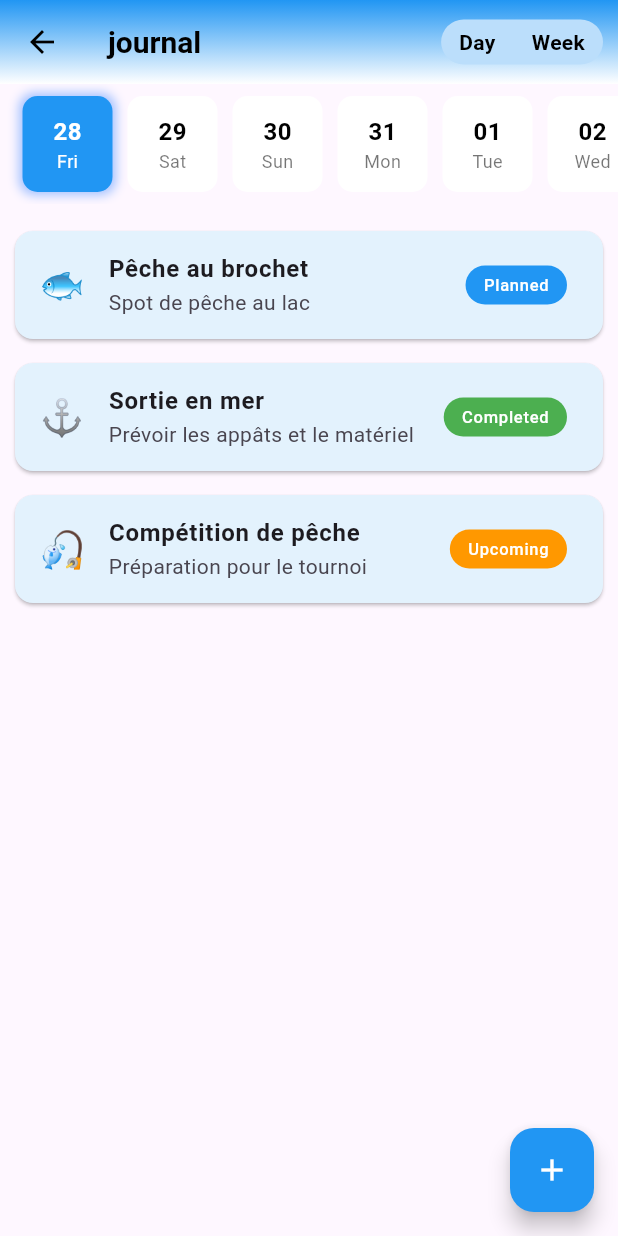
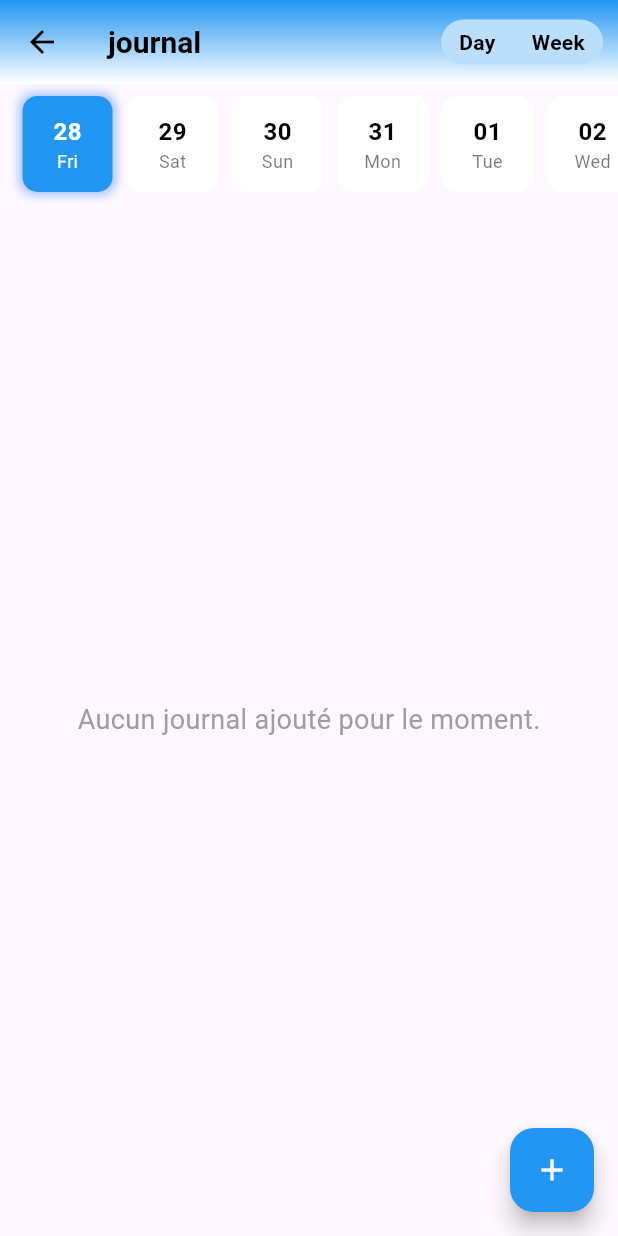
Before and after one commit to azzachater/fish_app, a Flutter app: the DiaryScreen screen opened directly, on a phone screen of 412 x 824 dp. Run offline on Flutter 3.47's test engine with Material 3 defaults, Android fonts, the phone set to English and light mode, and no system bars; our stand-ins replace font_awesome_flutter, get, google_fonts, google_nav_bar, image_picker, logger and 1 more; missing offline and left inert: flutter_osm_plugin.

Commit message:
merge to develop

```diff
--- a/lib/controller/data_selector_controller.dart
+++ b/lib/controller/data_selector_controller.dart
@@ -1,13 +1,39 @@
 import 'package:get/get.dart';
+import 'package:intl/intl.dart';
 
 class DateSelectorController extends GetxController {
-  var selectedIndex = 0.obs;
-  final List<DateTime> dates = List.generate(
-    30,
-    (index) => DateTime.now().add(Duration(days: index)),
-  );
+  RxList<DateTime> dates =
+      List.generate(
+        7,
+        (index) => DateTime.now().add(Duration(days: index)),
+      ).obs;
+  RxInt selectedIndex = 0.obs;
+  RxMap<String, List<Map<String, String>>> journalsByDate =
+      <String, List<Map<String, String>>>{}.obs;
+
+  String get selectedDate =>
+      DateFormat('yyyy-MM-dd').format(dates[selectedIndex.value]);
 
   void selectDate(int index) {
     selectedIndex.value = index;
+    update();
+  }
+
+  void addJournalEntry(String title, String description) {
+    String dateKey = selectedDate;
+    if (!journalsByDate.containsKey(dateKey)) {
+      journalsByDate[dateKey] = [];
+    }
+    journalsByDate[dateKey]!.add({
+      "title": title,
+      "description": description,
+      "status": "Enregistré",
+      "icon": "🐠",
+    });
+    update();
+  }
+
+  List<Map<String, String>> getJournalForSelectedDate() {
+    return journalsByDate[selectedDate] ?? [];
   }
 }
--- a/lib/main.dart
+++ b/lib/main.dart
@@ -38,7 +38,6 @@ import 'package:fish_app/controller/event_controller.dart';
 import 'package:fish_app/controller/favorite_controller.dart';
 import 'package:fish_app/main_screen.dart';
 import 'package:fish_app/screens/event/event_page.dart';
-import 'package:fish_app/screens/map_page.dart';
 import 'package:flutter/material.dart';
 import 'package:get/get.dart';
 
@@ -59,7 +58,7 @@ class MyApp extends StatelessWidget {
     return GetMaterialApp(
       // Remplace MaterialApp par GetMaterialApp
       debugShowCheckedModeBanner: false,
-      home: EventPage(),
+      home: MainScreen(),
     );
   }
 }
--- a/lib/main_screen.dart
+++ b/lib/main_screen.dart
@@ -1,8 +1,8 @@
 import 'package:fish_app/widgets/custom_nav_bar.dart';
 import 'package:flutter/material.dart';
 import 'screens/home_screen.dart';
-import 'screens/market_place.dart';
-import 'screens/diary_screen.dart';
+import 'screens/marketplace/market_place.dart';
+import 'screens/journal/diary_screen.dart';
 import 'screens/profile_screen.dart';
 
 class MainScreen extends StatefulWidget {
--- a/lib/screens/diary_screen.dart
+++ /dev/null
@@ -1,29 +0,0 @@
-import 'package:fish_app/screens/add_journal_page.dart';
-import 'package:fish_app/widgets/data_selector.dart';
-import 'package:fish_app/widgets/floating_add_button.dart';
-import 'package:fish_app/widgets/journal_app_bar.dart';
-import 'package:fish_app/widgets/task_list.dart';
-import 'package:flutter/material.dart';
-
-class DiaryScreen extends StatelessWidget {
-  @override
-  Widget build(BuildContext context) {
-    return Scaffold(
-      appBar: JournalAppBar(onViewChange: (String) {}, selectedView: ''),
-      body: Column(
-        children: [
-          SizedBox(height: 80, child: DateSelector()),
-          TaskList(), // Liste des tâches
-        ],
-      ),
-      floatingActionButton: FloatingAddButton(
-        onPressed: () {
-          Navigator.push(
-            context,
-            MaterialPageRoute(builder: (context) => AddJournalPage()),
-          );
-        },
-      ),
-    );
-  }
-}
--- /dev/null
+++ b/lib/screens/journal/diary_screen.dart
@@ -0,0 +1,104 @@
+import 'package:fish_app/widgets/journal/data_selector.dart';
+import 'package:fish_app/widgets/journal/journal_app_bar.dart';
+import 'package:fish_app/widgets/journal/task_list.dart';
+import 'package:flutter/material.dart';
+import 'package:get/get.dart';
+import 'package:fish_app/screens/journal/add_journal_page.dart';
+import 'package:fish_app/widgets/floating_add_button.dart';
+import 'package:fish_app/controller/add_journal_controller.dart';
+
+class DiaryScreen extends StatelessWidget {
+  final AddJournalController controller = Get.put(AddJournalController());
+
+  @override
+  Widget build(BuildContext context) {
+    return Scaffold(
+      appBar: JournalAppBar(onViewChange: (String) {}, selectedView: ''),
+      body: Column(
+        children: [
+          // Date selector en haut
+          SizedBox(height: 80, child: DateSelector()),
+
+          // Liste des journaux
+          Expanded(
+            child: Obx(() {
+              if (controller.journalEntries.isEmpty) {
+                return const Center(
+                  child: Text(
+                    'Aucun journal ajouté pour le moment.',
+                    style: TextStyle(fontSize: 18, color: Colors.grey),
+                  ),
+                );
+              }
+
+              // Récupération des dates triées (du plus récent au plus ancien)
+              final sortedDates =
+                  controller.journalEntries.keys.toList()
+                    ..sort((a, b) => b.compareTo(a));
+
+              return ListView.builder(
+                itemCount: sortedDates.length,
+                itemBuilder: (context, index) {
+                  DateTime date = sortedDates[index];
+                  List<Map<String, dynamic>> journals =
+                      controller.journalEntries[date]!;
+
+                  return Padding(
+                    padding: const EdgeInsets.symmetric(
+                      horizontal: 16,
+                      vertical: 8,
+                    ),
+                    child: Card(
+                      shape: RoundedRectangleBorder(
+                        borderRadius: BorderRadius.circular(12),
+                      ),
+                      elevation: 4,
+                      child: ExpansionTile(
+                        title: Text(
+                          '${date.day}/${date.month}/${date.year}',
+                          style: const TextStyle(
+                            fontSize: 18,
+                            fontWeight: FontWeight.bold,
+                            color: Colors.blue,
+                          ),
+                        ),
+                        children:
+                            journals.map((journal) {
+                              return ListTile(
+                                leading: const Icon(
+                                  Icons.book,
+                                  color: Colors.blue,
+                                ),
+                                title: Text(
+                                  '${journal['from']} - ${journal['to']}',
+                                  style: const TextStyle(
+                                    fontWeight: FontWeight.bold,
+                                    fontSize: 16,
+                                  ),
+                                ),
+                                subtitle: Text(
+                                  journal['description'],
+                                  style: const TextStyle(fontSize: 14),
+                                ),
+                              );
+                            }).toList(),
+                      ),
+                    ),
+                  );
+                },
+              );
+            }),
+          ),
+        ],
+      ),
+      floatingActionButton: FloatingAddButton(
+        onPressed: () {
+          Navigator.push(
+            context,
+            MaterialPageRoute(builder: (context) => AddJournalPage()),
+          );
+        },
+      ),
+    );
+  }
+}
--- a/lib/widgets/task_list.dart
+++ /dev/null
@@ -1,75 +0,0 @@
-import 'package:flutter/material.dart';
-
-class TaskList extends StatelessWidget {
-  final List<Map<String, String>> tasks = [
-    {
-      "title": "Pêche au brochet",
-      "description": "Spot de pêche au lac",
-      "status": "Planned",
-      "icon": "🐟",
-    },
-    {
-      "title": "Sortie en mer",
-      "description": "Prévoir les appâts et le matériel",
-      "status": "Completed",
-      "icon": "⚓",
-    },
-    {
-      "title": "Compétition de pêche",
-      "description": "Préparation pour le tournoi",
-      "status": "Upcoming",
-      "icon": "🎣",
-    },
-  ];
-
-  @override
-  Widget build(BuildContext context) {
-    return Expanded(
-      child: ListView.builder(
-        padding: const EdgeInsets.all(10),
-        itemCount: tasks.length,
-        itemBuilder: (context, index) {
-          final task = tasks[index];
-
-          return Card(
-            color: Colors.blue[50], // Couleur douce rappelant l'eau
-            margin: const EdgeInsets.symmetric(vertical: 8),
-            shape: RoundedRectangleBorder(
-              borderRadius: BorderRadius.circular(12),
-            ),
-            child: ListTile(
-              leading: Text(
-                task["icon"]!,
-                style: TextStyle(fontSize: 24),
-              ), // Icône personnalisée
-              title: Text(
-                task["title"]!,
-                style: TextStyle(fontWeight: FontWeight.bold),
-              ),
-              subtitle: Text(task["description"]!),
-              trailing: Container(
-                padding: const EdgeInsets.symmetric(
-                  horizontal: 12,
-                  vertical: 5,
-                ),
-                decoration: BoxDecoration(
-                  color:
-                      task["status"] == "Planned"
-                          ? Colors.blue
-                          : task["status"] == "Completed"
-                          ? Colors.green
-                          : Colors.orange,
-                  borderRadius: BorderRadius.circular(15),
-                ),
-                child: Text(
-                  task["status"]!,
-                  style: const TextStyle(color: Colors.white),
-                ),
-              ),
-            ),
-          );
-        },
-      ),
-    );
-  }
-}
```
Also changed, not shown: lib/controller/add_journal_controller.dart (+27 -2 lines), lib/controller/event_controller.dart (added, +61 -0 lines), lib/screens/event/create_event_page.dart (added, +64 -0 lines), lib/screens/event/event_page.dart (added, +101 -0 lines), lib/screens/journal/add_journal_page.dart (renamed from lib/screens/add_journal_page.dart, +10 -16 lines), lib/widgets/journal/task_list.dart (added, +55 -0 lines), assets/images/participants/avatar.png (added), assets/images/participants/avatar1.png (added), assets/images/participants/avatar2.png (added), assets/images/participants/avatar3.png (added), lib/screens/marketplace/market_place.dart (renamed from lib/screens/market_place.dart), lib/widgets/journal/data_selector.dart (renamed from lib/widgets/data_selector.dart), lib/widgets/journal/journal_app_bar.dart (renamed from lib/widgets/journal_app_bar.dart).
